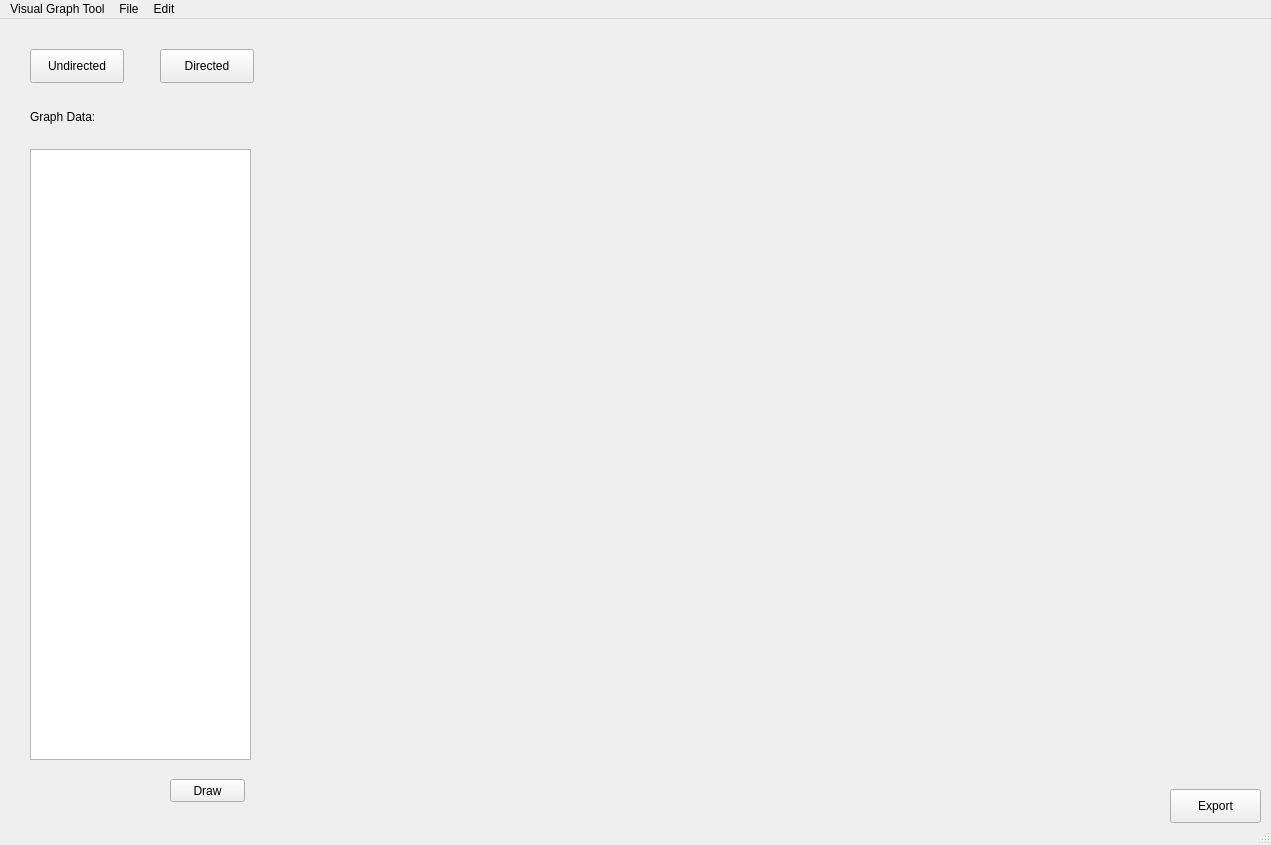
phuquocchamp/graph-tool, file app/graph-tool.ui: the form before one commit.
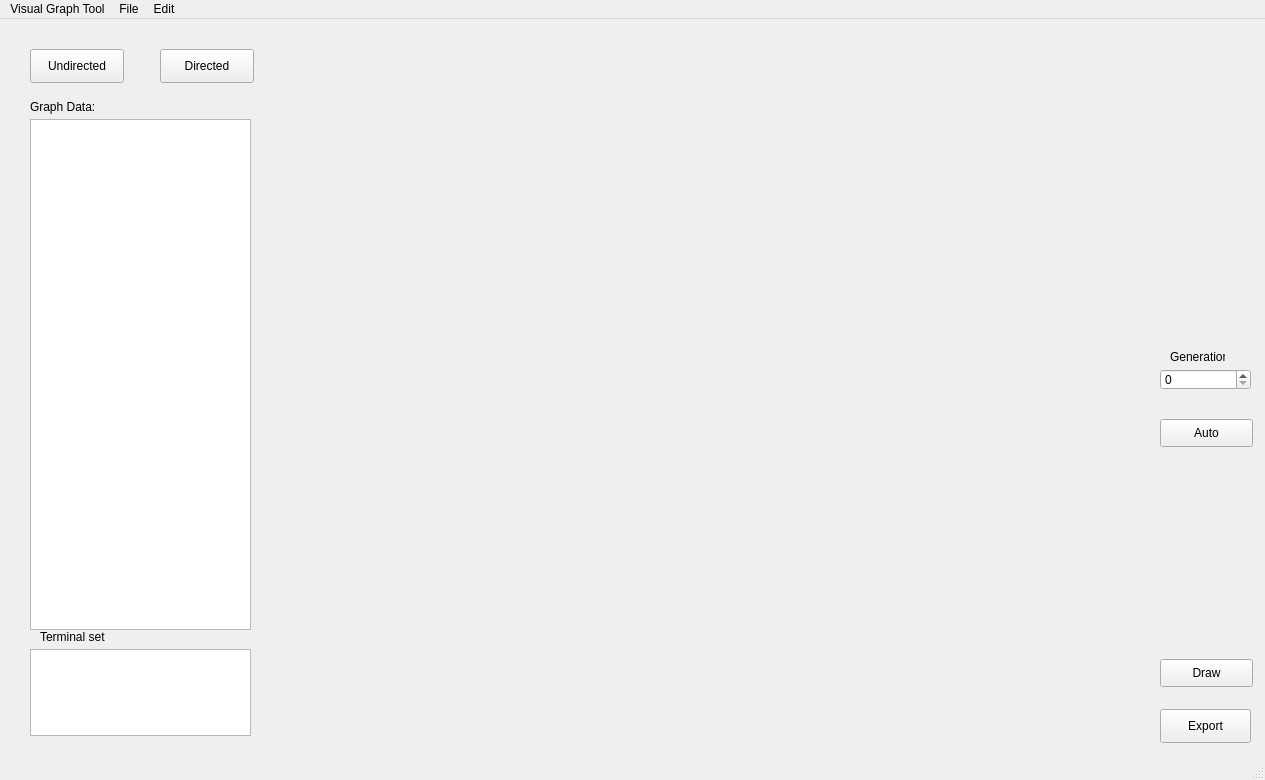
The form after the commit.

Diff of the .ui file:
```diff
--- a/app/graph-tool.ui
+++ b/app/graph-tool.ui
@@ -6,8 +6,8 @@
    <rect>
     <x>0</x>
     <y>0</y>
-    <width>1271</width>
-    <height>845</height>
+    <width>1265</width>
+    <height>780</height>
    </rect>
   </property>
   <property name="windowTitle">
@@ -18,9 +18,9 @@
     <property name="geometry">
      <rect>
       <x>30</x>
-      <y>130</y>
+      <y>100</y>
       <width>221</width>
-      <height>611</height>
+      <height>511</height>
      </rect>
     </property>
     <property name="plainText">
@@ -31,7 +31,7 @@
     <property name="geometry">
      <rect>
       <x>30</x>
-      <y>90</y>
+      <y>80</y>
       <width>91</width>
       <height>16</height>
      </rect>
@@ -69,8 +69,8 @@
    <widget class="QPushButton" name="exportButton">
     <property name="geometry">
      <rect>
-      <x>1170</x>
-      <y>770</y>
+      <x>1160</x>
+      <y>690</y>
       <width>91</width>
       <height>34</height>
      </rect>
@@ -84,19 +84,78 @@
      <rect>
       <x>290</x>
       <y>30</y>
-      <width>861</width>
-      <height>771</height>
+      <width>851</width>
+      <height>691</height>
      </rect>
     </property>
     <layout class="QGridLayout" name="graphArea"/>
    </widget>
+   <widget class="QLabel" name="TerminalLabel">
+    <property name="geometry">
+     <rect>
+      <x>40</x>
+      <y>610</y>
+      <width>91</width>
+      <height>16</height>
+     </rect>
+    </property>
+    <property name="text">
+     <string>Terminal set</string>
+    </property>
+   </widget>
+   <widget class="QPlainTextEdit" name="TerminalTextEdit">
+    <property name="geometry">
+     <rect>
+      <x>30</x>
+      <y>630</y>
+      <width>221</width>
+      <height>87</height>
+     </rect>
+    </property>
+   </widget>
+   <widget class="QSpinBox" name="Generation">
+    <property name="geometry">
+     <rect>
+      <x>1160</x>
+      <y>350</y>
+      <width>91</width>
+      <height>21</height>
+     </rect>
+    </property>
+   </widget>
+   <widget class="QLabel" name="GenerationLabel">
+    <property name="geometry">
+     <rect>
+      <x>1170</x>
+      <y>330</y>
+      <width>55</width>
+      <height>16</height>
+     </rect>
+    </property>
+    <property name="text">
+     <string>Generation</string>
+    </property>
+   </widget>
+   <widget class="QPushButton" name="AutoIncreaseButton">
+    <property name="geometry">
+     <rect>
+      <x>1160</x>
+      <y>400</y>
+      <width>93</width>
+      <height>28</height>
+     </rect>
+    </property>
+    <property name="text">
+     <string>Auto</string>
+    </property>
+   </widget>
    <widget class="QPushButton" name="drawButttn">
     <property name="geometry">
      <rect>
-      <x>170</x>
-      <y>760</y>
-      <width>75</width>
-      <height>23</height>
+      <x>1160</x>
+      <y>640</y>
+      <width>93</width>
+      <height>28</height>
      </rect>
     </property>
     <property name="text">
@@ -109,8 +168,8 @@
     <rect>
      <x>0</x>
      <y>0</y>
-     <width>1271</width>
-     <height>21</height>
+     <width>1265</width>
+     <height>26</height>
     </rect>
    </property>
    <widget class="QMenu" name="menuVisual_Graph_Tool">
```
